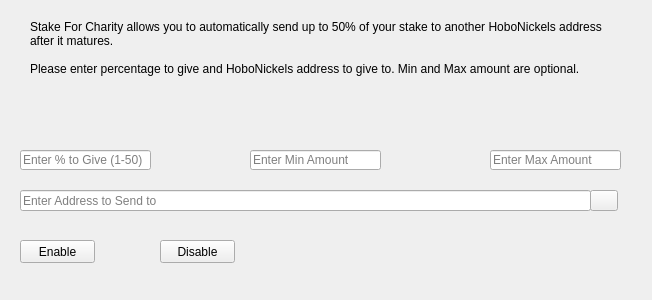
First picture: the form in src/qt/forms/charitydialog.ui, repository davidlatapie/HyperStake, before the edit.
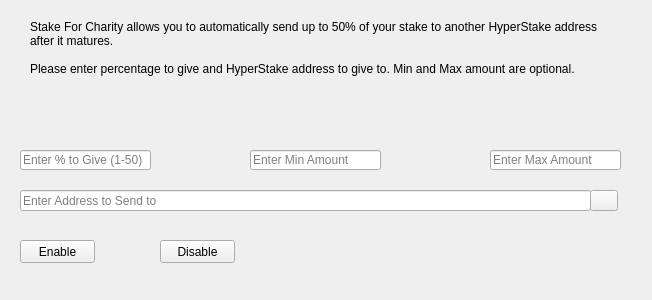
Second picture: the form after the edit. Icons and pictures are not drawn.

```diff
--- a/src/qt/forms/charitydialog.ui
+++ b/src/qt/forms/charitydialog.ui
@@ -61,9 +61,9 @@
     <number>1</number>
    </property>
    <property name="text">
-    <string>Stake For Charity allows you to automatically send up to 50% of your stake to another HoboNickels address after it matures.
+    <string>Stake For Charity allows you to automatically send up to 50% of your stake to another HyperStake address after it matures.
 
-Please enter percentage to give and HoboNickels address to give to. Min and Max amount are optional.</string>
+Please enter percentage to give and HyperStake address to give to. Min and Max amount are optional.</string>
    </property>
    <property name="alignment">
     <set>Qt::AlignLeading|Qt::AlignLeft|Qt::AlignTop</set>
```
